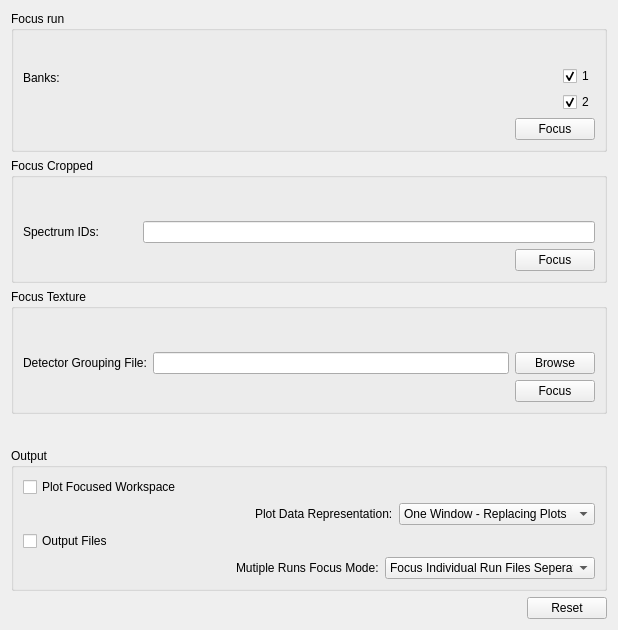
Before: the Qt Designer form MantidQt/CustomInterfaces/inc/MantidQtCustomInterfaces/EnggDiffraction/EnggDiffractionQtTabFocus.ui in mantidproject/mantid, drawn with Qt 5.
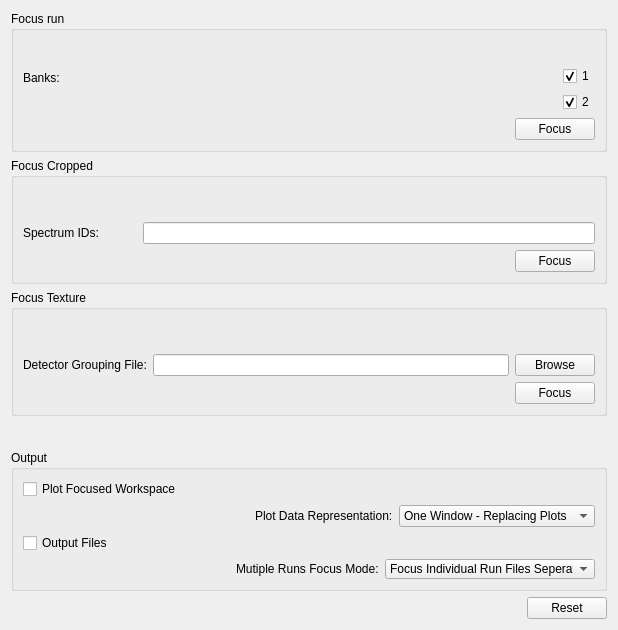
After: the same form once the commit is applied. Custom widgets are drawn as their Qt base class.

Commit message:
fix combo and preparing preswork thread for multi-run focusing
Refs #13784

```diff
--- a/MantidQt/CustomInterfaces/inc/MantidQtCustomInterfaces/EnggDiffraction/EnggDiffractionQtTabFocus.ui
+++ b/MantidQt/CustomInterfaces/inc/MantidQtCustomInterfaces/EnggDiffraction/EnggDiffractionQtTabFocus.ui
@@ -550,7 +550,7 @@
           <property name="maximumSize">
            <size>
             <width>175</width>
-            <height>16777215</height>
+            <height>20</height>
            </size>
           </property>
           <property name="sizeIncrement">
```
The commit also changes 1 other file.
